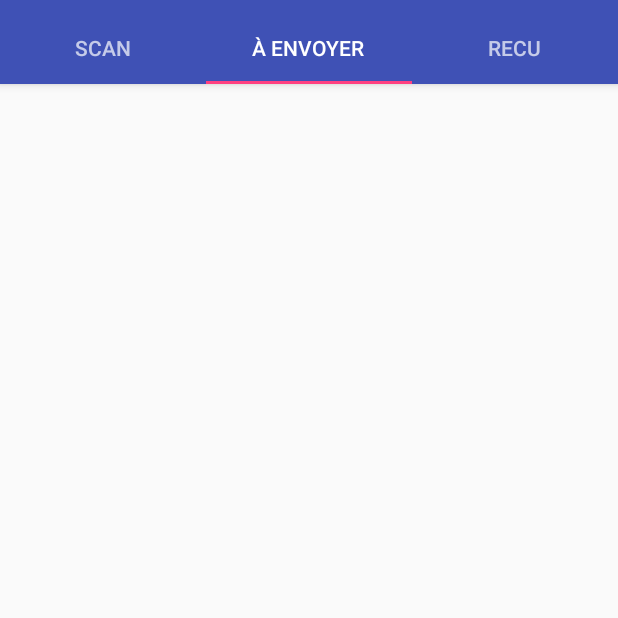
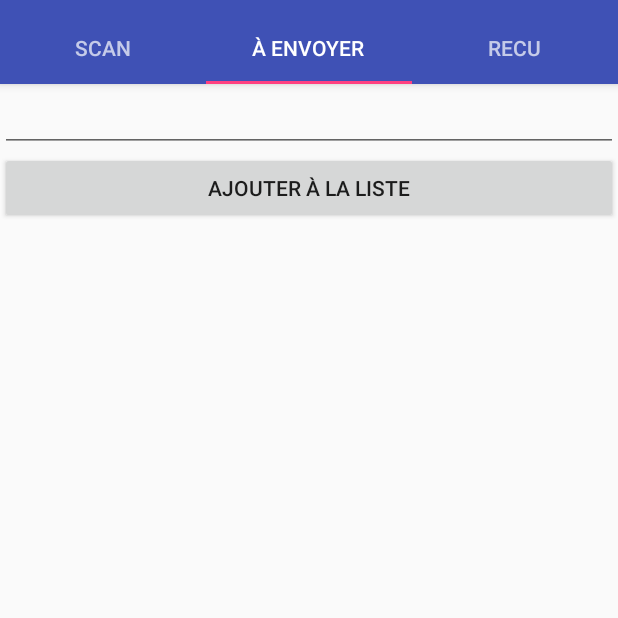
Before and after one commit to sebvail/AndroidTP2, an Android app: the screen it shows after launch (MainActivity), tab 2 chosen, on a phone screen of 412 x 824 dp, the top half of it. Run offline under Robolectric (Android 15) with nearby library versions, the phone set to English and light mode, and no system bars.

Commit message:
Ajout du layout et de l'adapter pour le fragment des Envois. Pas été capable de remplir la listView, va falloir utiliser qqch de spécial pur travailler avec les fragments. (il va probablement falloir changer l'adapter que j'ai ajouté)

```diff
--- /dev/null
+++ b/app/src/main/java/com/example/snowt/tp2/Information.java
@@ -0,0 +1,23 @@
+package com.example.snowt.tp2;
+
+/**
+ * Created by nicta on 2016-11-05.
+ */
+
+public class Information {
+
+    public Information(){ }
+    public Information(String i){
+        info=i;
+    }
+
+    private String info;
+
+    public void setInfo(String i){
+        info = i;
+    }
+    public String getInfo(){
+        return info;
+    }
+
+}
--- a/app/src/main/java/com/example/snowt/tp2/MainActivity.java
+++ b/app/src/main/java/com/example/snowt/tp2/MainActivity.java
@@ -3,6 +3,7 @@ package com.example.snowt.tp2;
 import android.support.design.widget.TabLayout;
 import android.support.design.widget.FloatingActionButton;
 import android.support.design.widget.Snackbar;
+import android.support.v4.app.ListFragment;
 import android.support.v7.app.AppCompatActivity;
 import android.support.v7.widget.Toolbar;
 
@@ -17,7 +18,11 @@ import android.view.MenuItem;
 import android.view.View;
 import android.view.ViewGroup;
 
+import android.widget.ListView;
 import android.widget.TextView;
+
+import java.util.ArrayList;
+import java.util.List;
 
 public class MainActivity extends AppCompatActivity {
 
@@ -37,11 +42,13 @@ public class MainActivity extends AppCompatActivity {
     private ViewPager mViewPager;
 
 
+    ArrayList<Information> listeEnvoi;
+
     @Override
     protected void onCreate(Bundle savedInstanceState) {
         super.onCreate(savedInstanceState);
         setContentView(R.layout.activity_main);
-
+        listeEnvoi = new ArrayList<Information>();
 
         // Create the adapter that will return a fragment for each of the three
         // primary sections of the activity.
@@ -54,7 +61,14 @@ public class MainActivity extends AppCompatActivity {
         TabLayout tabLayout = (TabLayout) findViewById(R.id.tabs);
         tabLayout.setupWithViewPager(mViewPager);
 
+        listeEnvoi.add(new Information("info1"));
+        listeEnvoi.add(new Information("info2"));
+        listeEnvoi.add(new Information("info3"));
+        listeEnvoi.add(new Information("info4"));
+        listeEnvoi.add(new Information("info5"));
 
+        // NE MARCHE PAS
+        //((ListView) findViewById(R.id.lv_envoi)).setAdapter(new CustomAdapterInfoEnvoi(this, listeEnvoi));
 
     }
 
@@ -112,7 +126,6 @@ public class MainActivity extends AppCompatActivity {
         @Override
         public View onCreateView(LayoutInflater inflater, ViewGroup container,
                                  Bundle savedInstanceState) {
-
             switch (getArguments().getInt(ARG_SECTION_NUMBER)){
                 case 1: {
                     rootView = inflater.inflate(R.layout.fragment_main, container, false);
--- a/app/src/main/res/layout/envoi_layout.xml
+++ b/app/src/main/res/layout/envoi_layout.xml
@@ -3,8 +3,21 @@
     android:orientation="vertical" android:layout_width="match_parent"
     android:layout_height="match_parent">
 
+    <EditText
+        android:layout_width="match_parent"
+        android:layout_height="wrap_content"
+        android:inputType="textPersonName"
+        android:ems="10"
+        android:id="@+id/editAjouterEnvoi" />
+
+    <Button
+        android:text="Ajouter à la liste"
+        android:layout_width="match_parent"
+        android:layout_height="wrap_content"
+        android:id="@+id/btnAjouterEnvoi" />
+
     <ListView
         android:layout_width="match_parent"
-        android:layout_height="match_parent"
+        android:layout_height="419dp"
         android:id="@+id/lv_envoi" />
 </LinearLayout>
```
Also changed, not shown: app/src/main/java/com/example/snowt/tp2/CustomAdapterInfoEnvoi.java (added, +31 -0 lines), app/src/main/res/layout/information_layout.xml (added, +26 -0 lines).
